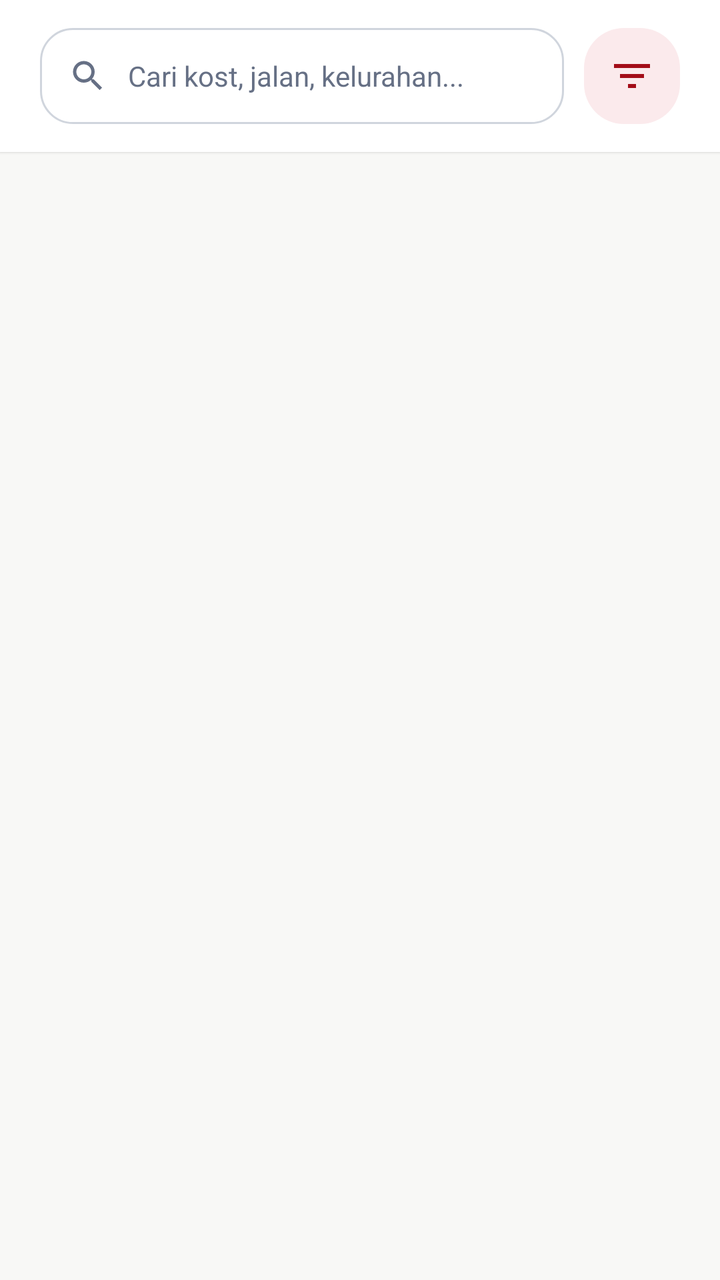
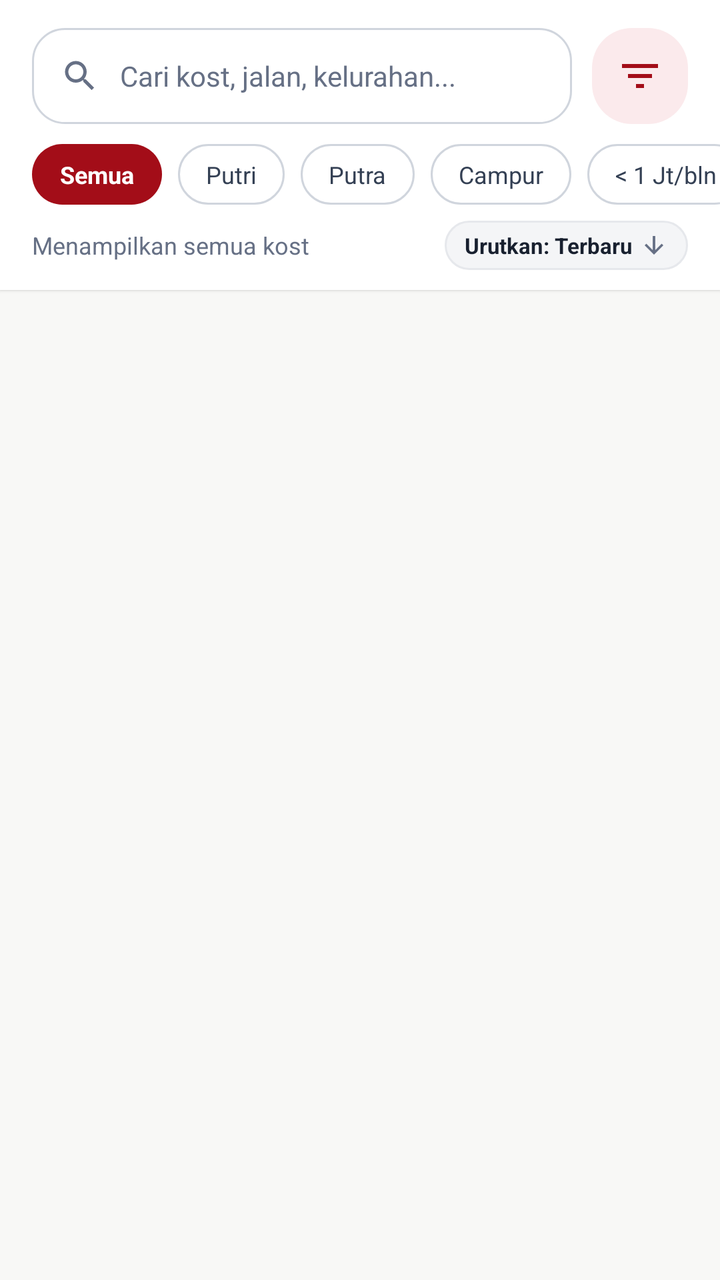

Compare the two renders of this Android layout. The source of the first and the diff that turns it into the second are given below.
<!-- AndroidManifest.xml: application theme Theme.CariKostKita -->
<!-- res/layout/fragment_search.xml -->
<?xml version="1.0" encoding="utf-8"?>
<androidx.constraintlayout.widget.ConstraintLayout xmlns:android="http://schemas.android.com/apk/res/android"
    xmlns:app="http://schemas.android.com/apk/res-auto"
    android:layout_width="match_parent"
    android:layout_height="match_parent"
    android:background="@color/background">

    
    <LinearLayout
        android:id="@+id/header_search_box"
        android:layout_width="0dp"
        android:layout_height="wrap_content"
        android:background="@color/surface"
        android:elevation="1dp"
        android:gravity="center_vertical"
        android:orientation="horizontal"
        android:paddingHorizontal="20dp"
        android:paddingVertical="14dp"
        app:layout_constraintEnd_toEndOf="parent"
        app:layout_constraintStart_toStartOf="parent"
        app:layout_constraintTop_toTopOf="parent">

        <LinearLayout
            android:layout_width="0dp"
            android:layout_height="48dp"
            android:layout_weight="1"
            android:background="@drawable/bg_search_input"
            android:gravity="center_vertical"
            android:orientation="horizontal"
            android:paddingHorizontal="14dp">

            <ImageView
                android:layout_width="20dp"
                android:layout_height="20dp"
                android:contentDescription="Search"
                android:src="@drawable/ic_nav_search"
                app:tint="@color/text_muted" />

            <EditText
                android:id="@+id/et_search_query"
                android:layout_width="0dp"
                android:layout_height="match_parent"
                android:layout_marginStart="10dp"
                android:layout_weight="1"
                android:background="@null"
                android:hint="@string/search_hint"
                android:imeOptions="actionSearch"
                android:inputType="text"
                android:maxLines="1"
                android:textColor="@color/text_primary"
                android:textColorHint="@color/text_muted"
                android:textSize="14sp" />

            <ImageButton
                android:id="@+id/btn_search_clear"
                android:layout_width="32dp"
                android:layout_height="32dp"
                android:background="?attr/selectableItemBackgroundBorderless"
                android:contentDescription="Clear Search"
                android:src="@drawable/ic_close"
                android:visibility="gone"
                app:tint="@color/text_muted" />
        </LinearLayout>

        
        <ImageButton
            android:id="@+id/btn_open_filter"
            android:layout_width="48dp"
            android:layout_height="48dp"
            android:layout_marginStart="10dp"
            android:background="@drawable/bg_chip_filter_active"
            android:contentDescription="Filter"
            android:padding="12dp"
            android:scaleType="fitCenter"
            android:src="@drawable/ic_filter"
            app:tint="@color/primary" />
    </LinearLayout>

    <ProgressBar
        android:id="@+id/pb_search_loading"
        android:layout_width="wrap_content"
        android:layout_height="wrap_content"
        android:indeterminateTint="@color/primary"
        android:visibility="gone"
        app:layout_constraintBottom_toBottomOf="parent"
        app:layout_constraintEnd_toEndOf="parent"
        app:layout_constraintStart_toStartOf="parent"
        app:layout_constraintTop_toBottomOf="@+id/header_search_box" />

    
    <LinearLayout
        android:id="@+id/layout_search_empty"
        android:layout_width="0dp"
        android:layout_height="wrap_content"
        android:gravity="center"
        android:orientation="vertical"
        android:padding="36dp"
        android:visibility="gone"
        app:layout_constraintBottom_toBottomOf="parent"
        app:layout_constraintEnd_toEndOf="parent"
        app:layout_constraintStart_toStartOf="parent"
        app:layout_constraintTop_toBottomOf="@+id/header_search_box">

        <ImageView
            android:layout_width="56dp"
            android:layout_height="56dp"
            android:contentDescription="Search Empty"
            android:src="@drawable/ic_nav_search"
            app:tint="@color/text_muted" />

        <TextView
            android:layout_width="wrap_content"
            android:layout_height="wrap_content"
            android:layout_marginTop="16dp"
            android:text="@string/empty_kost_title"
            android:textColor="@color/text_primary"
            android:textSize="18sp"
            android:textStyle="bold" />

        <TextView
            android:layout_width="wrap_content"
            android:layout_height="wrap_content"
            android:layout_marginTop="6dp"
            android:gravity="center"
            android:text="@string/empty_kost_desc"
            android:textColor="@color/text_secondary"
            android:textSize="14sp" />

        <com.google.android.material.button.MaterialButton
            android:id="@+id/btn_reset_search"
            style="@style/Widget.MaterialComponents.Button.OutlinedButton"
            android:layout_width="wrap_content"
            android:layout_height="48dp"
            android:layout_marginTop="20dp"
            android:text="Reset Pencarian"
            android:textColor="@color/primary"
            app:cornerRadius="12dp"
            app:strokeColor="@color/primary" />
    </LinearLayout>

    
    <androidx.recyclerview.widget.RecyclerView
        android:id="@+id/rv_search_results"
        android:layout_width="0dp"
        android:layout_height="0dp"
        android:clipToPadding="false"
        android:paddingTop="8dp"
        android:paddingBottom="24dp"
        app:layout_constraintBottom_toBottomOf="parent"
        app:layout_constraintEnd_toEndOf="parent"
        app:layout_constraintStart_toStartOf="parent"
        app:layout_constraintTop_toBottomOf="@+id/header_search_box" />

</androidx.constraintlayout.widget.ConstraintLayout>
<!-- resources referenced by this layout -->
<resources>
  <color name="background">#F8F8F6</color>
  <color name="primary">#A30D18</color>
  <color name="surface">#FFFFFF</color>
  <color name="text_muted">#667085</color>
  <color name="text_primary">#18202F</color>
  <color name="text_secondary">#344054</color>
  <!-- drawable bg_chip_filter_active (drawable) -->
  <?xml version="1.0" encoding="utf-8"?>
  <shape xmlns:android="http://schemas.android.com/apk/res/android"
      android:shape="rectangle">
      <solid android:color="@color/primary_soft" />
      <corners android:radius="20dp" />
  </shape>
  <!-- drawable bg_search_input (drawable) -->
  <?xml version="1.0" encoding="utf-8"?>
  <shape xmlns:android="http://schemas.android.com/apk/res/android"
      android:shape="rectangle">
      <solid android:color="@color/surface" />
      <corners android:radius="16dp" />
      <stroke
          android:width="1dp"
          android:color="@color/border" />
  </shape>
  <!-- drawable ic_close (drawable) -->
  <vector xmlns:android="http://schemas.android.com/apk/res/android"
      android:width="24dp"
      android:height="24dp"
      android:viewportWidth="24"
      android:viewportHeight="24">
    <path
        android:fillColor="@color/text_muted"
        android:pathData="M19,6.41L17.59,5 12,10.59 6.41,5 5,6.41 10.59,12 5,17.59 6.41,19 12,13.41 17.59,19 19,17.59 13.41,12z"/>
  </vector>
  <!-- drawable ic_filter (drawable) -->
  <vector xmlns:android="http://schemas.android.com/apk/res/android"
      android:width="24dp"
      android:height="24dp"
      android:viewportWidth="24"
      android:viewportHeight="24">
    <path
        android:fillColor="@color/text_secondary"
        android:pathData="M10,18h4v-2h-4v2zM3,6v2h18V6H3zm3,7h12v-2H6v2z"/>
  </vector>
  <string name="empty_kost_desc">Coba sesuaikan kata kunci pencarian atau ubah filter Anda.</string>
  <string name="empty_kost_title">Kost Tidak Ditemukan</string>
  <string name="search_hint">Cari kost, jalan, kelurahan...</string>
  <color name="primary_soft">#FBEAEC</color>
  <color name="border">#D0D5DD</color>
  <color name="primary_dark">#7A0C12</color>
  <color name="on_primary">#FFFFFF</color>
  <!-- unchanged entries left out for length: 2 -->
</resources>

<!-- the commit's change to res/layout/fragment_search.xml (unified diff, before → after) -->
@@ -1,154 +1,312 @@
 <?xml version="1.0" encoding="utf-8"?>
-<androidx.constraintlayout.widget.ConstraintLayout xmlns:android="http://schemas.android.com/apk/res/android"
+<LinearLayout xmlns:android="http://schemas.android.com/apk/res/android"
     xmlns:app="http://schemas.android.com/apk/res-auto"
     android:layout_width="match_parent"
     android:layout_height="match_parent"
-    android:background="@color/background">
+    android:background="@color/background"
+    android:orientation="vertical">
 
     
     <LinearLayout
         android:id="@+id/header_search_box"
-        android:layout_width="0dp"
+        android:layout_width="match_parent"
         android:layout_height="wrap_content"
         android:background="@color/surface"
         android:elevation="1dp"
-        android:gravity="center_vertical"
-        android:orientation="horizontal"
-        android:paddingHorizontal="20dp"
-        android:paddingVertical="14dp"
-        app:layout_constraintEnd_toEndOf="parent"
-        app:layout_constraintStart_toStartOf="parent"
-        app:layout_constraintTop_toTopOf="parent">
-
+        android:orientation="vertical"
+        android:paddingTop="14dp"
+        android:paddingBottom="10dp">
+
+        
         <LinearLayout
-            android:layout_width="0dp"
-            android:layout_height="48dp"
-            android:layout_weight="1"
-            android:background="@drawable/bg_search_input"
+            android:layout_width="match_parent"
+            android:layout_height="wrap_content"
             android:gravity="center_vertical"
             android:orientation="horizontal"
-            android:paddingHorizontal="14dp">
+            android:paddingHorizontal="16dp">
+
+            <LinearLayout
+                android:layout_width="0dp"
+                android:layout_height="48dp"
+                android:layout_weight="1"
+                android:background="@drawable/bg_search_input"
+                android:gravity="center_vertical"
+                android:orientation="horizontal"
+                android:paddingHorizontal="14dp">
+
+                <ImageView
+                    android:layout_width="20dp"
+                    android:layout_height="20dp"
+                    android:contentDescription="Search"
+                    android:src="@drawable/ic_nav_search"
+                    app:tint="@color/text_muted" />
+
+                <EditText
+                    android:id="@+id/et_search_query"
+                    android:layout_width="0dp"
+                    android:layout_height="match_parent"
+                    android:layout_marginStart="10dp"
+                    android:layout_weight="1"
+                    android:background="@null"
+                    android:hint="@string/search_hint"
+                    android:imeOptions="actionSearch"
+                    android:inputType="text"
+                    android:maxLines="1"
+                    android:textColor="@color/text_primary"
+                    android:textColorHint="@color/text_muted"
+                    android:textSize="14sp" />
+
+                <ImageButton
+                    android:id="@+id/btn_search_clear"
+                    android:layout_width="32dp"
+                    android:layout_height="32dp"
+                    android:background="?attr/selectableItemBackgroundBorderless"
+                    android:contentDescription="Clear Search"
+                    android:src="@drawable/ic_close"
+                    android:visibility="gone"
+                    app:tint="@color/text_muted" />
+            </LinearLayout>
+
+            
+            <ImageButton
+                android:id="@+id/btn_open_filter"
+                android:layout_width="48dp"
+                android:layout_height="48dp"
+                android:layout_marginStart="10dp"
+                android:background="@drawable/bg_chip_filter_active"
+                android:contentDescription="Filter Lengkap"
+                android:padding="12dp"
+                android:scaleType="fitCenter"
+                android:src="@drawable/ic_filter"
+                app:tint="@color/primary" />
+        </LinearLayout>
+
+        
+        <HorizontalScrollView
+            android:layout_width="match_parent"
+            android:layout_height="wrap_content"
+            android:layout_marginTop="10dp"
+            android:clipToPadding="false"
+            android:overScrollMode="never"
+            android:paddingHorizontal="16dp"
+            android:scrollbars="none">
+
+            <LinearLayout
+                android:layout_width="wrap_content"
+                android:layout_height="wrap_content"
+                android:gravity="center_vertical"
+                android:orientation="horizontal">
+
+                <TextView
+                    android:id="@+id/chip_search_all"
+                    android:layout_width="wrap_content"
+                    android:layout_height="wrap_content"
+                    android:background="@drawable/bg_badge_kategori_selected"
+                    android:clickable="true"
+                    android:focusable="true"
+                    android:paddingHorizontal="14dp"
+                    android:paddingVertical="7dp"
+                    android:text="Semua"
+                    android:textColor="@color/on_primary"
+                    android:textSize="12sp"
+                    android:textStyle="bold" />
+
+                <TextView
+                    android:id="@+id/chip_search_putri"
+                    android:layout_width="wrap_content"
+                    android:layout_height="wrap_content"
+                    android:layout_marginStart="8dp"
+                    android:background="@drawable/bg_badge_kategori_unselected"
+                    android:clickable="true"
+                    android:focusable="true"
+                    android:paddingHorizontal="14dp"
+                    android:paddingVertical="7dp"
+                    android:text="Putri"
+                    android:textColor="@color/text_secondary"
+                    android:textSize="12sp" />
+
+                <TextView
+                    android:id="@+id/chip_search_putra"
+                    android:layout_width="wrap_content"
+                    android:layout_height="wrap_content"
+                    android:layout_marginStart="8dp"
+                    android:background="@drawable/bg_badge_kategori_unselected"
+                    android:clickable="true"
+                    android:focusable="true"
+                    android:paddingHorizontal="14dp"
+                    android:paddingVertical="7dp"
+                    android:text="Putra"
+                    android:textColor="@color/text_secondary"
+                    android:textSize="12sp" />
+
+                <TextView
+                    android:id="@+id/chip_search_campur"
+                    android:layout_width="wrap_content"
+                    android:layout_height="wrap_content"
+                    android:layout_marginStart="8dp"
+                    android:background="@drawable/bg_badge_kategori_unselected"
+                    android:clickable="true"
+                    android:focusable="true"
+                    android:paddingHorizontal="14dp"
+                    android:paddingVertical="7dp"
+                    android:text="Campur"
+                    android:textColor="@color/text_secondary"
+                    android:textSize="12sp" />
+
+                <TextView
+                    android:id="@+id/chip_search_under_1jt"
+                    android:layout_width="wrap_content"
+                    android:layout_height="wrap_content"
+                    android:layout_marginStart="8dp"
+                    android:background="@drawable/bg_badge_kategori_unselected"
+                    android:clickable="true"
+                    android:focusable="true"
+                    android:paddingHorizontal="14dp"
+                    android:paddingVertical="7dp"
+                    android:text="&lt; 1 Jt/bln"
+                    android:textColor="@color/text_secondary"
+                    android:textSize="12sp" />
+
+                <TextView
+                    android:id="@+id/chip_search_available"
+                    android:layout_width="wrap_content"
+                    android:layout_height="wrap_content"
+                    android:layout_marginStart="8dp"
+                    android:background="@drawable/bg_badge_kategori_unselected"
+                    android:clickable="true"
+                    android:focusable="true"
+                    android:paddingHorizontal="14dp"
+                    android:paddingVertical="7dp"
+                    android:text="Kamar Kosong"
+                    android:textColor="@color/text_secondary"
+                    android:textSize="12sp" />
+
+            </LinearLayout>
+        </HorizontalScrollView>
+
+        
+        <LinearLayout
+            android:layout_width="match_parent"
+            android:layout_height="wrap_content"
+            android:layout_marginTop="8dp"
+            android:gravity="center_vertical"
+            android:orientation="horizontal"
+            android:paddingHorizontal="16dp">
+
+            <TextView
+                android:id="@+id/tv_search_results_count"
+                android:layout_width="0dp"
+                android:layout_height="wrap_content"
+                android:layout_weight="1"
+                android:text="Menampilkan semua kost"
+                android:textColor="@color/text_muted"
+                android:textSize="12sp" />
+
+            
+            <LinearLayout
+                android:id="@+id/btn_sort_selector"
+                android:layout_width="wrap_content"
+                android:layout_height="wrap_content"
+                android:background="@drawable/bg_input_field"
+                android:clickable="true"
+                android:focusable="true"
+                android:gravity="center_vertical"
+                android:orientation="horizontal"
+                android:paddingHorizontal="10dp"
+                android:paddingVertical="5dp">
+
+                <TextView
+                    android:id="@+id/tv_current_sort"
+                    android:layout_width="wrap_content"
+                    android:layout_height="wrap_content"
+                    android:text="Urutkan: Terbaru"
+                    android:textColor="@color/text_primary"
+                    android:textSize="11sp"
+                    android:textStyle="bold" />
+
+                <ImageView
+                    android:layout_width="14dp"
+                    android:layout_height="14dp"
+                    android:layout_marginStart="4dp"
+                    android:src="@drawable/ic_arrow_back"
+                    android:rotation="270"
+                    app:tint="@color/text_muted" />
+            </LinearLayout>
+
+        </LinearLayout>
+
+    </LinearLayout>
+
+    <FrameLayout
+        android:layout_width="match_parent"
+        android:layout_height="match_parent">
+
+        <ProgressBar
+            android:id="@+id/pb_search_loading"
+            android:layout_width="wrap_content"
+            android:layout_height="wrap_content"
+            android:layout_gravity="center"
+            android:indeterminateTint="@color/primary"
+            android:visibility="gone" />
+
+        
+        <LinearLayout
+            android:id="@+id/layout_search_empty"
+            android:layout_width="wrap_content"
+            android:layout_height="wrap_content"
+            android:layout_gravity="center"
+            android:gravity="center"
+            android:orientation="vertical"
+            android:padding="36dp"
+            android:visibility="gone">
 
             <ImageView
-                android:layout_width="20dp"
-                android:layout_height="20dp"
-                android:contentDescription="Search"
+                android:layout_width="56dp"
+                android:layout_height="56dp"
+                android:contentDescription="Search Empty"
                 android:src="@drawable/ic_nav_search"
                 app:tint="@color/text_muted" />
 
-            <EditText
-                android:id="@+id/et_search_query"
-                android:layout_width="0dp"
-                android:layout_height="match_parent"
-                android:layout_marginStart="10dp"
-                android:layout_weight="1"
-                android:background="@null"
-                android:hint="@string/search_hint"
-                android:imeOptions="actionSearch"
-                android:inputType="text"
-                android:maxLines="1"
+            <TextView
+                android:layout_width="wrap_content"
+                android:layout_height="wrap_content"
+                android:layout_marginTop="16dp"
+                android:text="@string/empty_kost_title"
                 android:textColor="@color/text_primary"
-                android:textColorHint="@color/text_muted"
+                android:textSize="18sp"
+                android:textStyle="bold" />
+
+            <TextView
+                android:layout_width="wrap_content"
+                android:layout_height="wrap_content"
+                android:layout_marginTop="6dp"
+                android:gravity="center"
+                android:text="@string/empty_kost_desc"
+                android:textColor="@color/text_secondary"
                 android:textSize="14sp" />
 
-            <ImageButton
-                android:id="@+id/btn_search_clear"
-                android:layout_width="32dp"
-                android:layout_height="32dp"
-                android:background="?attr/selectableItemBackgroundBorderless"
-                android:contentDescription="Clear Search"
-                android:src="@drawable/ic_close"
-                android:visibility="gone"
-                app:tint="@color/text_muted" />
+            <com.google.android.material.button.MaterialButton
+                android:id="@+id/btn_reset_search"
+                style="@style/Widget.MaterialComponents.Button.OutlinedButton"
+                android:layout_width="wrap_content"
+                android:layout_height="48dp"
+                android:layout_marginTop="20dp"
+                android:text="Reset Pencarian"
+                android:textColor="@color/primary"
+                app:cornerRadius="12dp"
+                app:strokeColor="@color/primary" />
         </LinearLayout>
 
         
-        <ImageButton
-            android:id="@+id/btn_open_filter"
-            android:layout_width="48dp"
-            android:layout_height="48dp"
-            android:layout_marginStart="10dp"
-            android:background="@drawable/bg_chip_filter_active"
-            android:contentDescription="Filter"
-            android:padding="12dp"
-            android:scaleType="fitCenter"
-            android:src="@drawable/ic_filter"
-            app:tint="@color/primary" />
-    </LinearLayout>
-
-    <ProgressBar
-        android:id="@+id/pb_search_loading"
-        android:layout_width="wrap_content"
-        android:layout_height="wrap_content"
-        android:indeterminateTint="@color/primary"
-        android:visibility="gone"
-        app:layout_constraintBottom_toBottomOf="parent"
-        app:layout_constraintEnd_toEndOf="parent"
-        app:layout_constraintStart_toStartOf="parent"
-        app:layout_constraintTop_toBottomOf="@+id/header_search_box" />
-
-    
-    <LinearLayout
-        android:id="@+id/layout_search_empty"
-        android:layout_width="0dp"
-        android:layout_height="wrap_content"
-        android:gravity="center"
-        android:orientation="vertical"
-        android:padding="36dp"
-        android:visibility="gone"
-        app:layout_constraintBottom_toBottomOf="parent"
-        app:layout_constraintEnd_toEndOf="parent"
-        app:layout_constraintStart_toStartOf="parent"
-        app:layout_constraintTop_toBottomOf="@+id/header_search_box">
-
-        <ImageView
-            android:layout_width="56dp"
-            android:layout_height="56dp"
-            android:contentDescription="Search Empty"
-            android:src="@drawable/ic_nav_search"
-            app:tint="@color/text_muted" />
-
-        <TextView
-            android:layout_width="wrap_content"
-            android:layout_height="wrap_content"
-            android:layout_marginTop="16dp"
-            android:text="@string/empty_kost_title"
-            android:textColor="@color/text_primary"
-            android:textSize="18sp"
-            android:textStyle="bold" />
-
-        <TextView
-            android:layout_width="wrap_content"
-            android:layout_height="wrap_content"
-            android:layout_marginTop="6dp"
-            android:gravity="center"
-            android:text="@string/empty_kost_desc"
-            android:textColor="@color/text_secondary"
-            android:textSize="14sp" />
-
-        <com.google.android.material.button.MaterialButton
-            android:id="@+id/btn_reset_search"
-            style="@style/Widget.MaterialComponents.Button.OutlinedButton"
-            android:layout_width="wrap_content"
-            android:layout_height="48dp"
-            android:layout_marginTop="20dp"
-            android:text="Reset Pencarian"
-            android:textColor="@color/primary"
-            app:cornerRadius="12dp"
-            app:strokeColor="@color/primary" />
-    </LinearLayout>
-
-    
-    <androidx.recyclerview.widget.RecyclerView
-        android:id="@+id/rv_search_results"
-        android:layout_width="0dp"
-        android:layout_height="0dp"
-        android:clipToPadding="false"
-        android:paddingTop="8dp"
-        android:paddingBottom="24dp"
-        app:layout_constraintBottom_toBottomOf="parent"
-        app:layout_constraintEnd_toEndOf="parent"
-        app:layout_constraintStart_toStartOf="parent"
-        app:layout_constraintTop_toBottomOf="@+id/header_search_box" />
-
-</androidx.constraintlayout.widget.ConstraintLayout>
+        <androidx.recyclerview.widget.RecyclerView
+            android:id="@+id/rv_search_results"
+            android:layout_width="match_parent"
+            android:layout_height="match_parent"
+            android:clipToPadding="false"
+            android:overScrollMode="never"
+            android:paddingTop="6dp"
+            android:paddingBottom="96dp" />
+
+    </FrameLayout>
+
+</LinearLayout>
<!-- resource entries referenced after the edit -->
@@ -6,12 +6,39 @@
   <color name="text_muted">#667085</color>
   <color name="text_primary">#18202F</color>
   <color name="text_secondary">#344054</color>
+  <!-- drawable bg_badge_kategori_selected (drawable) -->
+  <?xml version="1.0" encoding="utf-8"?>
+  <shape xmlns:android="http://schemas.android.com/apk/res/android"
+      android:shape="rectangle">
+      <solid android:color="@color/primary" />
+      <corners android:radius="20dp" />
+  </shape>
+  <!-- drawable bg_badge_kategori_unselected (drawable) -->
+  <?xml version="1.0" encoding="utf-8"?>
+  <shape xmlns:android="http://schemas.android.com/apk/res/android"
+      android:shape="rectangle">
+      <solid android:color="@color/surface" />
+      <stroke
+          android:width="1dp"
+          android:color="@color/border" />
+      <corners android:radius="20dp" />
+  </shape>
   <!-- drawable bg_chip_filter_active (drawable) -->
   <?xml version="1.0" encoding="utf-8"?>
   <shape xmlns:android="http://schemas.android.com/apk/res/android"
       android:shape="rectangle">
       <solid android:color="@color/primary_soft" />
       <corners android:radius="20dp" />
+  </shape>
+  <!-- drawable bg_input_field (drawable) -->
+  <?xml version="1.0" encoding="utf-8"?>
+  <shape xmlns:android="http://schemas.android.com/apk/res/android"
+      android:shape="rectangle">
+      <solid android:color="@color/surface_variant" />
+      <stroke
+          android:width="1dp"
+          android:color="@color/border_subtle" />
+      <corners android:radius="12dp" />
   </shape>
   <!-- drawable bg_search_input (drawable) -->
   <?xml version="1.0" encoding="utf-8"?>
@@ -23,6 +50,16 @@
           android:width="1dp"
           android:color="@color/border" />
   </shape>
+  <!-- drawable ic_arrow_back (drawable) -->
+  <vector xmlns:android="http://schemas.android.com/apk/res/android"
+      android:width="24dp"
+      android:height="24dp"
+      android:viewportWidth="24"
+      android:viewportHeight="24">
+    <path
+        android:fillColor="@color/text_primary"
+        android:pathData="M20,11H7.83l5.59,-5.59L12,4l-8,8 8,8 1.41,-1.41L7.83,13H20v-2z"/>
+  </vector>
   <!-- drawable ic_close (drawable) -->
   <vector xmlns:android="http://schemas.android.com/apk/res/android"
       android:width="24dp"
@@ -47,6 +84,8 @@
   <string name="empty_kost_title">Kost Tidak Ditemukan</string>
   <string name="search_hint">Cari kost, jalan, kelurahan...</string>
   <color name="primary_soft">#FBEAEC</color>
+  <color name="surface_variant">#F4F5F7</color>
+  <color name="border_subtle">#E6E8EC</color>
   <color name="border">#D0D5DD</color>
   <color name="primary_dark">#7A0C12</color>
   <color name="on_primary">#FFFFFF</color>
